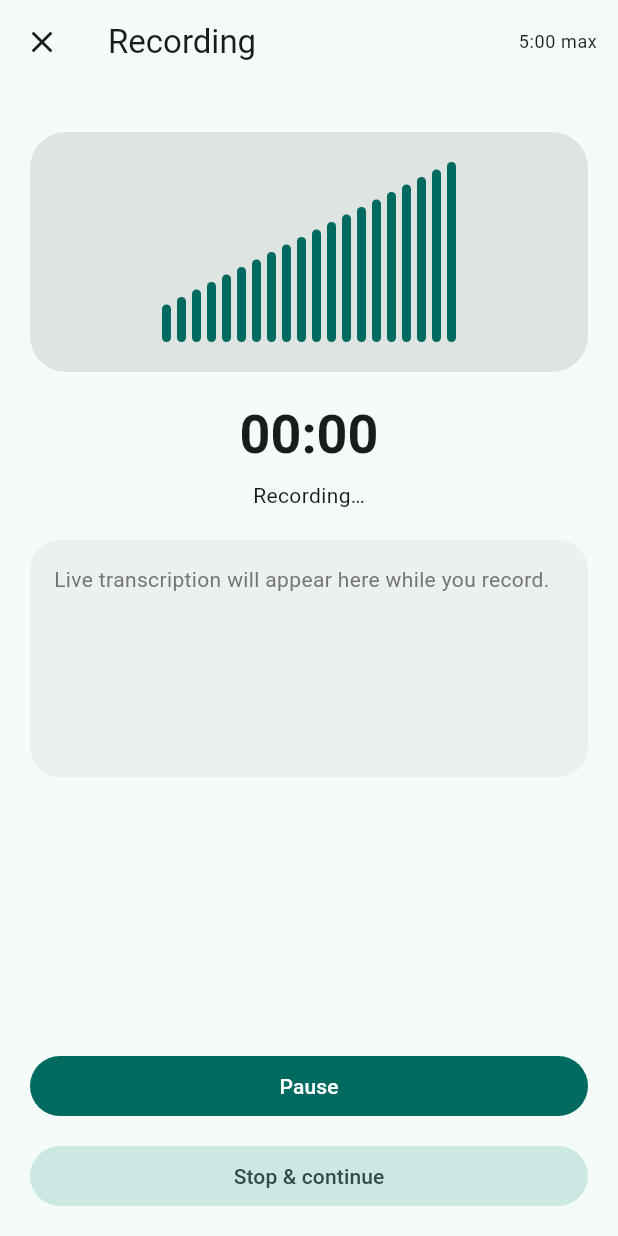
After one commit to x0911/voiceon-flutter, a Flutter app: the RecordingScreen screen opened by its route, after a tap on the "close" icon, after a tap on "Start recording", after a tap on "Record", on a phone screen of 412 x 824 dp. The commit adds this screen. Run offline on Flutter 3.47's test engine with Material 3 defaults, Android fonts, the phone set to English and light mode, and no system bars; our stand-ins replace drift, flutter_riverpod, go_router, permission_handler, speech_to_text; missing offline and left inert: flutter_sound; accounts and stored records are empty; generated files the repository leaves out were written again; statements that could not run were skipped.

Commit message:
chore: recording-screen

```diff
--- /dev/null
+++ b/lib/core/router/app_router.dart
@@ -0,0 +1,37 @@
+import 'package:flutter/material.dart';
+import 'package:go_router/go_router.dart';
+
+import '../../features/home/home_screen.dart';
+import '../../features/metadata/metadata_screen.dart';
+import '../../features/recording/recording_screen.dart';
+import '../../core/services/audio_service.dart';
+
+final appRouter = GoRouter(
+  initialLocation: '/',
+  routes: [
+    GoRoute(
+      path: '/',
+      name: 'home',
+      builder: (context, state) => const HomeScreen(),
+    ),
+    GoRoute(
+      path: '/record',
+      name: 'record',
+      builder: (context, state) => const RecordingScreen(),
+    ),
+    GoRoute(
+      path: '/metadata',
+      name: 'metadata',
+      builder: (context, state) {
+        final extra = state.extra;
+        if (extra is RecordingResult) {
+          return MetadataScreen(recordingResult: extra);
+        }
+
+        return const Scaffold(
+          body: Center(child: Text('Recording details are missing.')),
+        );
+      },
+    ),
+  ],
+);
--- /dev/null
+++ b/lib/features/home/home_screen.dart
@@ -0,0 +1,33 @@
+import 'package:flutter/material.dart';
+import 'package:go_router/go_router.dart';
+
+class HomeScreen extends StatelessWidget {
+  const HomeScreen({super.key});
+
+  @override
+  Widget build(BuildContext context) {
+    return Scaffold(
+      appBar: AppBar(title: const Text('Voiceon'), centerTitle: true),
+      body: Padding(
+        padding: const EdgeInsets.symmetric(horizontal: 20, vertical: 24),
+        child: Column(
+          mainAxisAlignment: MainAxisAlignment.center,
+          crossAxisAlignment: CrossAxisAlignment.stretch,
+          children: [
+            const Text(
+              'Capture voice notes quickly and review them in metadata mode.',
+              style: TextStyle(fontSize: 18),
+              textAlign: TextAlign.center,
+            ),
+            const SizedBox(height: 32),
+            FilledButton.icon(
+              icon: const Icon(Icons.mic),
+              label: const Text('Start recording'),
+              onPressed: () => context.go('/record'),
+            ),
+          ],
+        ),
+      ),
+    );
+  }
+}
--- /dev/null
+++ b/lib/features/metadata/metadata_screen.dart
@@ -0,0 +1,52 @@
+import 'package:flutter/material.dart';
+import 'package:go_router/go_router.dart';
+
+import '../../core/services/audio_service.dart';
+
+class MetadataScreen extends StatelessWidget {
+  final RecordingResult recordingResult;
+
+  const MetadataScreen({super.key, required this.recordingResult});
+
+  @override
+  Widget build(BuildContext context) {
+    return Scaffold(
+      appBar: AppBar(title: const Text('Metadata')),
+      body: Padding(
+        padding: const EdgeInsets.all(20),
+        child: Column(
+          crossAxisAlignment: CrossAxisAlignment.start,
+          children: [
+            const Text(
+              'Recording ready for metadata.',
+              style: TextStyle(fontSize: 20, fontWeight: FontWeight.w600),
+            ),
+            const SizedBox(height: 16),
+            Text('Path: ${recordingResult.path}'),
+            const SizedBox(height: 8),
+            Text(
+              'Duration: ${_formatDuration(Duration(seconds: recordingResult.durationSeconds))}',
+            ),
+            const SizedBox(height: 24),
+            const Text(
+              'This screen will be expanded in Phase 4 to capture label, description, priority, and tagged people.',
+            ),
+            const Spacer(),
+            FilledButton(
+              onPressed: () {
+                context.go('/');
+              },
+              child: const Text('Continue to home'),
+            ),
+          ],
+        ),
+      ),
+    );
+  }
+
+  String _formatDuration(Duration duration) {
+    final minutes = duration.inMinutes.remainder(60).toString().padLeft(2, '0');
+    final seconds = duration.inSeconds.remainder(60).toString().padLeft(2, '0');
+    return '$minutes:$seconds';
+  }
+}
--- /dev/null
+++ b/lib/features/recording/recording_screen.dart
@@ -0,0 +1,199 @@
+import 'package:flutter/material.dart';
+import 'package:flutter_riverpod/flutter_riverpod.dart';
+import 'package:go_router/go_router.dart';
+
+import 'recording_state.dart';
+
+class RecordingScreen extends ConsumerWidget {
+  const RecordingScreen({super.key});
+
+  @override
+  Widget build(BuildContext context, WidgetRef ref) {
+    final state = ref.watch(recordingStateProvider);
+    final notifier = ref.read(recordingStateProvider.notifier);
+
+    return Scaffold(
+      appBar: AppBar(
+        title: const Text('Recording'),
+        leading: IconButton(
+          icon: const Icon(Icons.close),
+          onPressed: () async {
+            await notifier.cancelRecording();
+            if (!context.mounted) return;
+            context.go('/');
+          },
+        ),
+        actions: [
+          Padding(
+            padding: const EdgeInsets.only(right: 14),
+            child: Center(
+              child: Text(
+                '5:00 max',
+                style: Theme.of(context).textTheme.bodySmall,
+              ),
+            ),
+          ),
+        ],
+      ),
+      body: Padding(
+        padding: const EdgeInsets.symmetric(horizontal: 20, vertical: 16),
+        child: Column(
+          crossAxisAlignment: CrossAxisAlignment.stretch,
+          children: [
+            const SizedBox(height: 16),
+            _buildWaveform(context, state),
+            const SizedBox(height: 20),
+            _buildTimer(context, state),
+            const SizedBox(height: 20),
+            _buildTranscriptCard(state),
+            const SizedBox(height: 24),
+            if (state.errorMessage != null)
+              Text(
+                state.errorMessage!,
+                style: const TextStyle(color: Colors.redAccent),
+              ),
+            const Spacer(),
+            _buildControls(context, state, notifier),
+          ],
+        ),
+      ),
+    );
+  }
+
+  Widget _buildWaveform(BuildContext context, RecordingState state) {
+    final normalized = (state.amplitude + 60) / 60;
+    final bars = List.generate(20, (index) {
+      final heightFactor = (index + 1) / 20;
+      final barHeight = 20 + normalized * 100 * heightFactor;
+      return AnimatedContainer(
+        duration: const Duration(milliseconds: 200),
+        width: 6,
+        margin: const EdgeInsets.symmetric(horizontal: 2),
+        height: barHeight.clamp(18.0, 120.0),
+        decoration: BoxDecoration(
+          color: Theme.of(context).colorScheme.primary,
+          borderRadius: BorderRadius.circular(4),
+        ),
+      );
+    });
+
+    return Container(
+      height: 160,
+      decoration: BoxDecoration(
+        color: Theme.of(context).colorScheme.surfaceContainerHighest,
+        borderRadius: BorderRadius.circular(24),
+      ),
+      padding: const EdgeInsets.all(16),
+      child: Center(
+        child: Row(
+          mainAxisAlignment: MainAxisAlignment.center,
+          crossAxisAlignment: CrossAxisAlignment.end,
+          children: bars,
+        ),
+      ),
+    );
+  }
+
+  Widget _buildTimer(BuildContext context, RecordingState state) {
+    final duration = state.elapsed;
+    final warning = duration.inSeconds >= 270;
+    final formatted = _formatDuration(duration);
+
+    return Column(
+      crossAxisAlignment: CrossAxisAlignment.center,
+      children: [
+        Text(
+          formatted,
+          style: Theme.of(context).textTheme.displaySmall?.copyWith(
+            color: warning
+                ? Colors.redAccent
+                : Theme.of(context).colorScheme.onSurface,
+            fontWeight: FontWeight.bold,
+          ),
+        ),
+        const SizedBox(height: 8),
+        Text(
+          state.status == RecordingStatus.recording
+              ? 'Recording…'
+              : state.status == RecordingStatus.paused
+              ? 'Paused'
+              : 'Ready to record',
+          style: Theme.of(context).textTheme.bodyMedium,
+        ),
+      ],
+    );
+  }
+
+  Widget _buildTranscriptCard(RecordingState state) {
+    final transcript = state.liveTranscript.isEmpty
+        ? 'Live transcription will appear here while you record.'
+        : state.liveTranscript;
+
+    return Expanded(
+      child: Container(
+        padding: const EdgeInsets.all(16),
+        decoration: BoxDecoration(
+          color: const Color.fromRGBO(0, 0, 0, 0.04),
+          borderRadius: BorderRadius.circular(20),
+        ),
+        child: SingleChildScrollView(
+          child: Text(
+            transcript,
+            style: TextStyle(
+              color: state.liveTranscript.isEmpty
+                  ? Colors.grey[600]
+                  : Colors.black,
+            ),
+          ),
+        ),
+      ),
+    );
+  }
+
+  Widget _buildControls(
+    BuildContext context,
+    RecordingState state,
+    RecordingNotifier notifier,
+  ) {
+    final isActive = state.isRecording || state.isPaused;
+    final mainButtonLabel = state.isRecording
+        ? 'Pause'
+        : state.isPaused
+        ? 'Resume'
+        : 'Record';
+
+    return Column(
+      crossAxisAlignment: CrossAxisAlignment.stretch,
+      children: [
+        FilledButton(
+          onPressed: () async {
+            if (state.isRecording) {
+              await notifier.pauseRecording();
+            } else if (state.isPaused) {
+              await notifier.resumeRecording();
+            } else {
+              await notifier.startRecording();
+            }
+          },
+          child: Text(mainButtonLabel),
+        ),
+        const SizedBox(height: 12),
+        if (isActive)
+          FilledButton.tonal(
+            onPressed: () async {
+              final result = await notifier.stopRecording();
+              if (!context.mounted) return;
+              context.go('/metadata', extra: result);
+            },
+            child: const Text('Stop & continue'),
+          ),
+      ],
+    );
+  }
+
+  String _formatDuration(Duration duration) {
+    final minutes = duration.inMinutes.remainder(60).toString().padLeft(2, '0');
+    final seconds = duration.inSeconds.remainder(60).toString().padLeft(2, '0');
+    return '$minutes:$seconds';
+  }
+}
--- /dev/null
+++ b/lib/features/recording/recording_state.dart
@@ -0,0 +1,182 @@
+import 'dart:async';
+
+import 'package:flutter_riverpod/flutter_riverpod.dart';
+
+import '../../core/services/audio_service.dart';
+import '../../core/services/stt_service.dart';
+
+enum RecordingStatus { idle, recording, paused, stopped }
+
+class RecordingState {
+  final RecordingStatus status;
+  final Duration elapsed;
+  final String liveTranscript;
+  final String? audioPath;
+  final int? durationSeconds;
+  final double amplitude;
+  final String? errorMessage;
+
+  const RecordingState({
+    required this.status,
+    required this.elapsed,
+    required this.liveTranscript,
+    required this.audioPath,
+    required this.durationSeconds,
+    required this.amplitude,
+    required this.errorMessage,
+  });
+
+  factory RecordingState.initial() {
+    return const RecordingState(
+      status: RecordingStatus.idle,
+      elapsed: Duration.zero,
+      liveTranscript: '',
+      audioPath: null,
+      durationSeconds: null,
+      amplitude: 0,
+      errorMessage: null,
+    );
+  }
+
+  RecordingState copyWith({
+    RecordingStatus? status,
+    Duration? elapsed,
+    String? liveTranscript,
+    String? audioPath,
+    int? durationSeconds,
+    double? amplitude,
+    String? errorMessage,
+  }) {
+    return RecordingState(
+      status: status ?? this.status,
+      elapsed: elapsed ?? this.elapsed,
+      liveTranscript: liveTranscript ?? this.liveTranscript,
+      audioPath: audioPath ?? this.audioPath,
+      durationSeconds: durationSeconds ?? this.durationSeconds,
+      amplitude: amplitude ?? this.amplitude,
+      errorMessage: errorMessage ?? this.errorMessage,
+    );
+  }
+
+  bool get isRecording => status == RecordingStatus.recording;
+  bool get isPaused => status == RecordingStatus.paused;
+  bool get isStopped => status == RecordingStatus.stopped;
+}
+
+final recordingStateProvider =
+    StateNotifierProvider<RecordingNotifier, RecordingState>((ref) {
+      final audioService = ref.watch(audioServiceProvider);
+      final sttService = ref.watch(sttServiceProvider);
+      return RecordingNotifier(audioService, sttService);
+    });
+
+class RecordingNotifier extends StateNotifier<RecordingState> {
+  final AudioService _audioService;
+  final SttService _sttService;
+  Timer? _ticker;
+  StreamSubscription<String>? _transcriptionSubscription;
+  StreamSubscription<double>? _amplitudeSubscription;
+
+  RecordingNotifier(this._audioService, this._sttService)
+    : super(RecordingState.initial()) {
+    _amplitudeSubscription = _audioService.amplitudeStream.listen((value) {
+      state = state.copyWith(amplitude: value);
+    });
+  }
+
+  Future<void> startRecording() async {
+    try {
+      final result = await _audioService.startRecording();
+      await _sttService.startRealtimeTranscription();
+
+      _transcriptionSubscription?.cancel();
+      _transcriptionSubscription = _sttService.transcriptionStream.listen((
+        text,
+      ) {
+        state = state.copyWith(liveTranscript: text);
+      });
+
+      _startTicker();
+      state = state.copyWith(
+        status: RecordingStatus.recording,
+        elapsed: Duration.zero,
+        liveTranscript: '',
+        audioPath: result.path,
+        durationSeconds: null,
+        errorMessage: null,
+      );
+    } catch (error) {
+      state = state.copyWith(errorMessage: error.toString());
+    }
+  }
+
+  Future<void> pauseRecording() async {
+    if (!state.isRecording) return;
+    await _audioService.pauseRecording();
+    await _sttService.cancelRealtimeTranscription();
+    _ticker?.cancel();
+    state = state.copyWith(status: RecordingStatus.paused);
+  }
+
+  Future<void> resumeRecording() async {
+    if (!state.isPaused) return;
+    await _audioService.resumeRecording();
+    await _sttService.startRealtimeTranscription();
+    _startTicker();
+    state = state.copyWith(status: RecordingStatus.recording);
+  }
+
+  Future<RecordingResult> stopRecording() async {
+    if (!state.isRecording && !state.isPaused) {
+      throw StateError('No active recording to stop.');
+    }
+
+    _ticker?.cancel();
+    final result = await _audioService.stopRecording();
+    await _sttService.stopRealtimeTranscription();
+    _transcriptionSubscription?.cancel();
+
+    state = state.copyWith(
+      status: RecordingStatus.stopped,
+      elapsed: Duration(seconds: result.durationSeconds),
+      durationSeconds: result.durationSeconds,
+      audioPath: result.path,
+    );
+
+    return result;
+  }
+
+  Future<void> cancelRecording() async {
+    if (state.audioPath != null) {
+      await _audioService.deleteAudio(state.audioPath!);
+    }
+
+    if (_audioService.isRecording || _audioService.isPlaying) {
+      await _audioService.stopRecording();
+    }
+
+    await _sttService.cancelRealtimeTranscription();
+    _ticker?.cancel();
+    _transcriptionSubscription?.cancel();
+    state = RecordingState.initial();
+  }
+
+  void _startTicker() {
+    _ticker?.cancel();
+    _ticker = Timer.periodic(const Duration(milliseconds: 300), (_) {
+      if (state.isRecording) {
+        state = state.copyWith(
+          elapsed: state.elapsed + const Duration(milliseconds: 300),
+        );
+      }
+    });
+  }
+
+  @override
+  void dispose() {
+    _ticker?.cancel();
+    _transcriptionSubscription?.cancel();
+    _amplitudeSubscription?.cancel();
+    super.dispose();
+  }
+}
--- a/lib/main.dart
+++ b/lib/main.dart
@@ -1,5 +1,7 @@
 import 'package:flutter/material.dart';
 import 'package:flutter_riverpod/flutter_riverpod.dart';
+
+import 'core/router/app_router.dart';
 
 void main() {
   runApp(const ProviderScope(child: VoiceonApp()));
@@ -10,7 +12,7 @@ class VoiceonApp extends StatelessWidget {
 
   @override
   Widget build(BuildContext context) {
-    return MaterialApp(
+    return MaterialApp.router(
       title: 'Voiceon',
       theme: ThemeData(
         useMaterial3: true,
@@ -26,14 +28,7 @@ class VoiceonApp extends StatelessWidget {
         brightness: Brightness.dark,
       ),
       themeMode: ThemeMode.system,
-      home: const Scaffold(
-        body: Center(
-          child: Text(
-            'Voiceon placeholder home',
-            style: TextStyle(fontSize: 18),
-          ),
-        ),
-      ),
+      routerConfig: appRouter,
     );
   }
 }
--- a/pubspec.yaml
+++ b/pubspec.yaml
@@ -13,6 +13,7 @@ dependencies:
 
   flutter_riverpod: ^2.5.1
   riverpod_annotation: ^2.3.5
+  go_router: ^12.1.3
 
   drift: ^2.18.0
   sqlite3_flutter_libs: ^0.5.0
```
Also changed, not shown: pubspec.lock.
